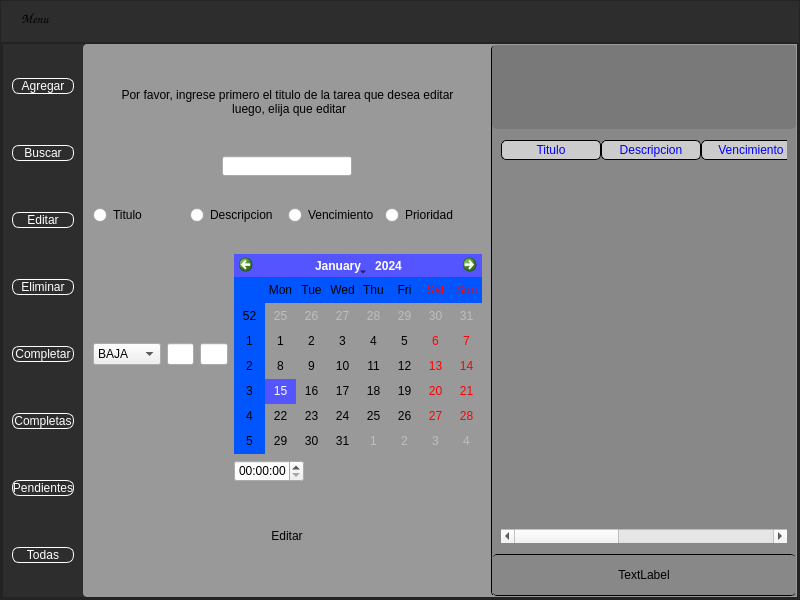
Above: proyecto_tareas.ui from IgnacioP90/proyecto_tareas before the change. Below: the same form after it.
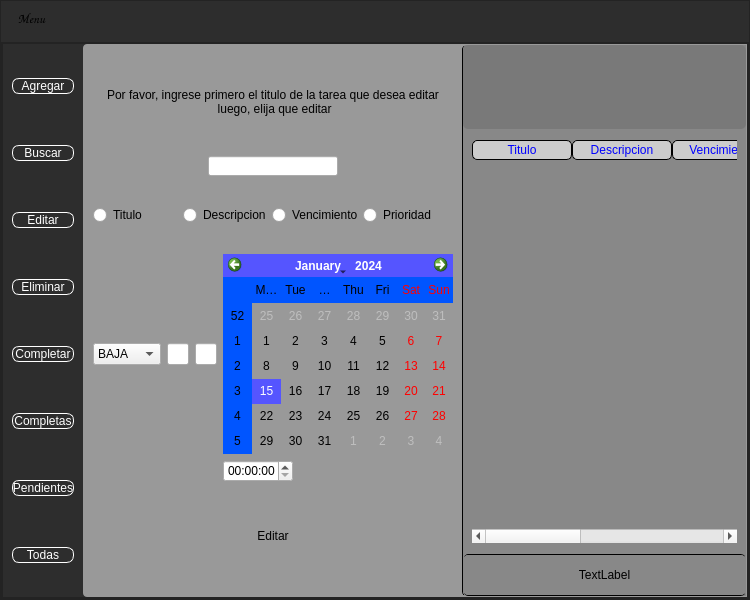
That is the form after the change. The open tabs and pages were chosen to show the change. Icons and pictures are not drawn.

Commit message: cambios varios

The edit to the form file:
```diff
--- a/proyecto_tareas.ui
+++ b/proyecto_tareas.ui
@@ -6,7 +6,7 @@
    <rect>
     <x>0</x>
     <y>0</y>
-    <width>800</width>
+    <width>750</width>
     <height>600</height>
    </rect>
   </property>
@@ -918,7 +918,7 @@
                                <widget class="QCalendarWidget" name="calendarWidgetEditar">
                                 <property name="maximumSize">
                                  <size>
-                                  <width>350</width>
+                                  <width>400</width>
                                   <height>200</height>
                                  </size>
                                 </property>
```
Left out of the diff: 6 changed lines with no effect on the pictures.
